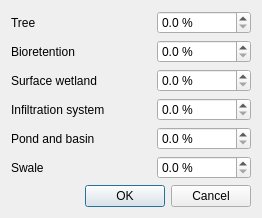
Old version of the form src/mcedit/celldialog.ui in the repository iut-ibk/P8Modules.
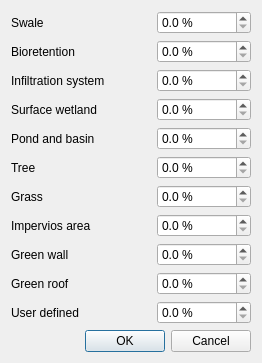
New version of the form.

The edit to the form file:
```diff
--- a/src/mcedit/celldialog.ui
+++ b/src/mcedit/celldialog.ui
@@ -7,7 +7,7 @@
     <x>0</x>
     <y>0</y>
     <width>262</width>
-    <height>199</height>
+    <height>329</height>
    </rect>
   </property>
   <property name="windowTitle">
@@ -52,7 +52,7 @@
      <item row="0" column="0">
       <widget class="QLabel" name="label">
        <property name="text">
-        <string>Tree</string>
+        <string>Swale</string>
        </property>
       </widget>
      </item>
@@ -98,14 +98,14 @@
      <item row="3" column="0">
       <widget class="QLabel" name="label_4">
        <property name="text">
-        <string>Infiltration system</string>
+        <string>Surface wetland</string>
        </property>
       </widget>
      </item>
      <item row="2" column="0">
       <widget class="QLabel" name="label_3">
        <property name="text">
-        <string>Surface wetland</string>
+        <string>Infiltration system</string>
        </property>
       </widget>
      </item>
@@ -119,7 +119,7 @@
      <item row="5" column="0">
       <widget class="QLabel" name="label_6">
        <property name="text">
-        <string>Swale</string>
+        <string>Tree</string>
        </property>
       </widget>
      </item>
@@ -136,6 +136,106 @@
        </property>
       </widget>
      </item>
+     <item row="6" column="0">
+      <widget class="QLabel" name="label_7">
+       <property name="text">
+        <string>Grass</string>
+       </property>
+      </widget>
+     </item>
+     <item row="7" column="0">
+      <widget class="QLabel" name="label_8">
+       <property name="text">
+        <string>Impervios area</string>
+       </property>
+      </widget>
+     </item>
+     <item row="8" column="0">
+      <widget class="QLabel" name="label_9">
+       <property name="text">
+        <string>Green wall</string>
+       </property>
+      </widget>
+     </item>
+     <item row="9" column="0">
+      <widget class="QLabel" name="label_10">
+       <property name="text">
+        <string>Green roof</string>
+       </property>
+      </widget>
+     </item>
+     <item row="10" column="0">
+      <widget class="QLabel" name="label_11">
+       <property name="text">
+        <string>User defined</string>
+       </property>
+      </widget>
+     </item>
+     <item row="6" column="1">
+      <widget class="QDoubleSpinBox" name="v7">
+       <property name="suffix">
+        <string> %</string>
+       </property>
+       <property name="decimals">
+        <number>1</number>
+       </property>
+       <property name="maximum">
+        <double>100.000000000000000</double>
+       </property>
+      </widget>
+     </item>
+     <item row="7" column="1">
+      <widget class="QDoubleSpinBox" name="v8">
+       <property name="suffix">
+        <string> %</string>
+       </property>
+       <property name="decimals">
+        <number>1</number>
+       </property>
+       <property name="maximum">
+        <double>100.000000000000000</double>
+       </property>
+      </widget>
+     </item>
+     <item row="8" column="1">
+      <widget class="QDoubleSpinBox" name="v9">
+       <property name="suffix">
+        <string> %</string>
+       </property>
+       <property name="decimals">
+        <number>1</number>
+       </property>
+       <property name="maximum">
+        <double>100.000000000000000</double>
+       </property>
+      </widget>
+     </item>
+     <item row="9" column="1">
+      <widget class="QDoubleSpinBox" name="v10">
+       <property name="suffix">
+        <string> %</string>
+       </property>
+       <property name="decimals">
+        <number>1</number>
+       </property>
+       <property name="maximum">
+        <double>100.000000000000000</double>
+       </property>
+      </widget>
+     </item>
+     <item row="10" column="1">
+      <widget class="QDoubleSpinBox" name="v11">
+       <property name="suffix">
+        <string> %</string>
+       </property>
+       <property name="decimals">
+        <number>1</number>
+       </property>
+       <property name="maximum">
+        <double>100.000000000000000</double>
+       </property>
+      </widget>
+     </item>
     </layout>
    </item>
    <item>
```
